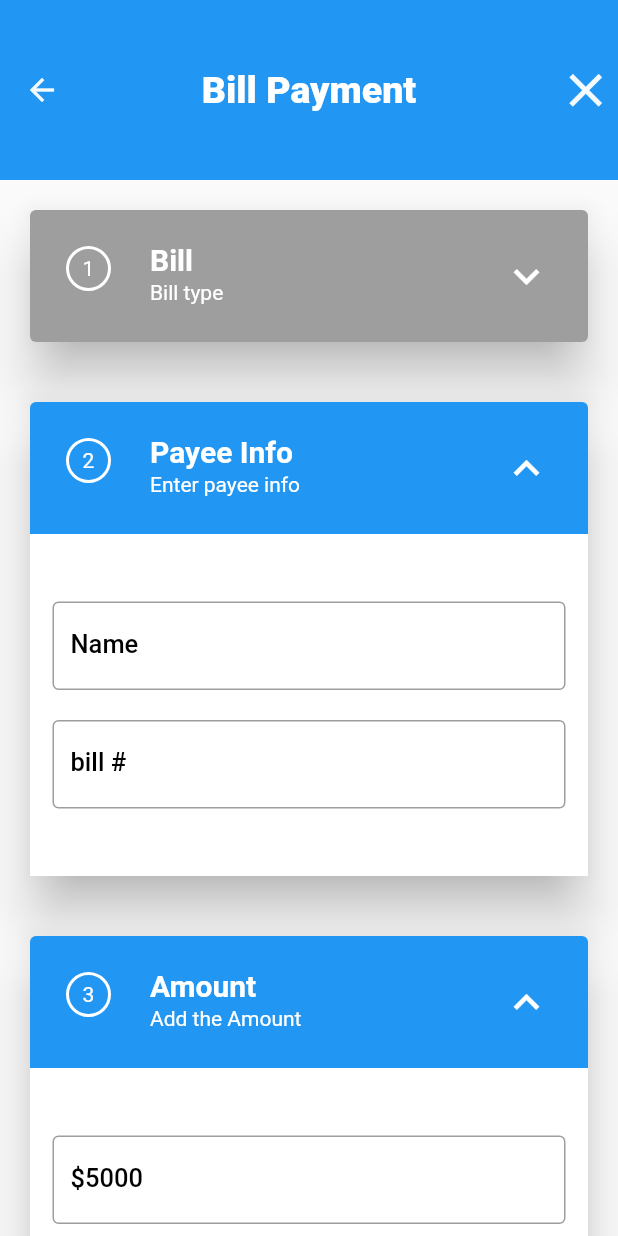
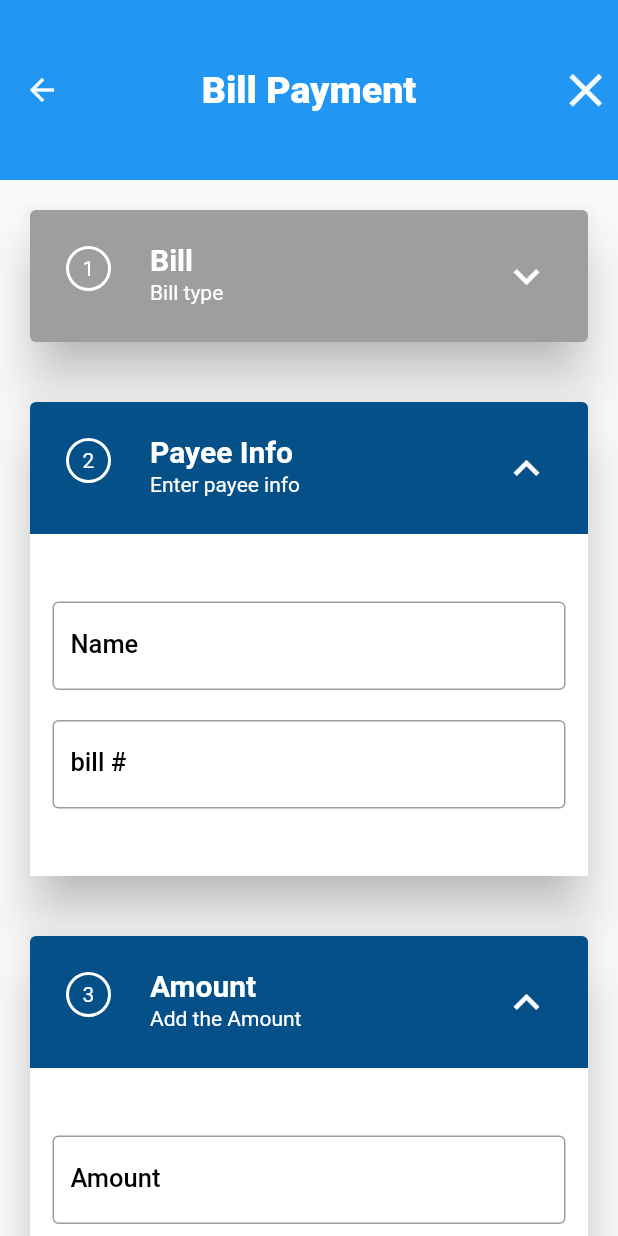
Before and after one commit to The-Azure-Coder/ncb_clone_v1, a Flutter app: the BillPayment screen opened directly, after a tap on an icon or button, on a phone screen of 412 x 824 dp. Run offline on Flutter 3.47's test engine with Material 2 defaults, Android fonts, the phone set to English and light mode, and no system bars; our stand-ins replace flutter_secure_storage; missing offline and left inert: dropdown_plus; accounts and stored records are empty.

Commit message:
Do not merge this

```diff
--- a/lib/models/transaction.dart
+++ b/lib/models/transaction.dart
@@ -1,8 +1,8 @@
 class Transaction {
-  final String id;
+  String? id;
   final String accId;
-  final int openingBalance;
-  final String closingBalance;
+  int? openingBalance;
+  String? closingBalance;
   final String type;
   final String amount;
   final String description;
@@ -15,6 +15,8 @@ class Transaction {
       required this.type,
       required this.amount,
       required this.description});
+
+  Transaction.withoutBalances({required this.accId, required this.amount, required this.type,required this.description});
 
   factory Transaction.fromJson(Map<String, dynamic> json) {
     return Transaction(
--- a/lib/screens/bill_payment.dart
+++ b/lib/screens/bill_payment.dart
@@ -1,4 +1,7 @@
+import 'package:dropdown_plus/dropdown_plus.dart';
 import 'package:flutter/material.dart';
+import 'package:ncb_frontend_v1/models/transaction.dart';
+import 'package:ncb_frontend_v1/services/network_handler.dart';
 import 'package:ncb_frontend_v1/utilities/bill_payment_util.dart';
 
 class BillPayment extends StatefulWidget {
@@ -9,12 +12,37 @@ class BillPayment extends StatefulWidget {
 }
 
 class _BillPayment extends State<BillPayment> {
+  Map<String, String> data = {};
+  GlobalKey<FormState> Bill_formkey = GlobalKey();
+  List<String> Bill_types = ['Insurance', 'Internet', 'Cable', 'Electricity'];
+
+  final _accId = TextEditingController();
+  final _type = '634d7b782e3978582611904a';
+  final _amount = TextEditingController();
+  final _description = 'Bill Payment to';
+  final _payee = TextEditingController();
+  final _billNumber = TextEditingController();
+  final _billType = DropdownEditingController<String>();
+
+
+  void postBillPayment() async {
+    try {
+      final response = await NetworkHandler.post('/transaction', Transaction.withoutBalances(accId: _accId.text, amount: _amount.text, type: _type, description: '${_description} ${_type}'));
+      print(response);
+    } catch (e) {
+      print(e);
+    }
+  }
+
+
   @override
   Widget build(BuildContext context) {
     return Scaffold(
-      appBar:TextIconBar(title: 'Bill Payment', preferredSize: Size.fromHeight(120.0)),
+      appBar: TextIconBar(
+          title: 'Bill Payment', preferredSize: Size.fromHeight(120.0)),
       body: ListView(children: [
         Form(
+          key: Bill_formkey,
           child: Column(
             children: [
               IconDropDown(
@@ -36,15 +64,35 @@ class _BillPayment extends State<BillPayment> {
                         width: 20,
                         height: 20,
                       ),
-                      TextFormField(
+                      // DropdownButtonFormField(
+                      //   value: data['Type'],
+                      //   items: Bill_types.map(
+                      //       (e) => DropdownMenuItem(child: Text(e))).toList(),
+                      //   // validator: (value) {
+                      //   //   if
+                      //   // },
+                      //   decoration: InputDecoration(
+                      //     border: OutlineInputBorder(),
+                      //     prefixText: '',
+                      //     labelText: "Type of bill",
+                      //     labelStyle: TextStyle(
+                      //         fontSize: 17.0,
+                      //         color: Colors.black,
+                      //         fontWeight: FontWeight.w500),
+                      //   ),
+                      //   onChanged: (value) {
+                      //     data ['Type'] = value;
+                      //   },
+                      // ),
+                      TextDropdownFormField(
+                        controller: _billType,
+                        options: ['Insurance', 'Internet', 'Cable', 'Electricity'],
+
                         decoration: InputDecoration(
                             border: OutlineInputBorder(),
-                            prefixText: '',
-                            labelText: "Type of bill",
-                            labelStyle: TextStyle(
-                                fontSize: 17.0,
-                                color: Colors.black,
-                                fontWeight: FontWeight.w500)),
+                            suffixIcon: Icon(Icons.arrow_drop_down),
+                            labelText: "Bill Types"),
+                        dropdownHeight: 120,
                       ),
                     ],
                   )),
@@ -55,6 +103,10 @@ class _BillPayment extends State<BillPayment> {
                   child: Column(
                     children: [
                       TextFormField(
+                        controller: _payee,
+                        onSaved: (value) {
+                          data['name'] = value ?? '';
+                        },
                         decoration: InputDecoration(
                             border: OutlineInputBorder(),
                             labelText: "Name",
@@ -68,6 +120,19 @@ class _BillPayment extends State<BillPayment> {
                         height: 20,
                       ),
                       TextFormField(
+                        controller: _billNumber,
+                        onSaved: (value) {
+                          data['name'] = value ?? '';
+                        },
+                        validator: (value) {
+                          if (value == null) {
+                            return "Please enter a Bill Number";
+                          } else if (!RegExp(r'/^[\d]{12}$/gm')
+                              .hasMatch(value)) {
+                            return 'Bill Number must be all digits';
+                          } else
+                            return null;
+                        },
                         decoration: InputDecoration(
                             border: OutlineInputBorder(),
                             // prefixText: '(876) ',
@@ -84,10 +149,22 @@ class _BillPayment extends State<BillPayment> {
                 title: 'Amount',
                 subtitle: 'Add the Amount',
                 child: TextFormField(
+                  controller: _amount,
+                  onSaved: (value) {
+                    data['name'] = value ?? '';
+                  },
+                  validator: (value) {
+                    if (value == null) {
+                      return "Please enter the Bill Amount";
+                    } else if (!RegExp(r'/^$[\d]+$/gm').hasMatch(value)) {
+                      return 'Bill must be all digits and have a  dollar sign infront';
+                    } else
+                      return null;
+                  },
                   decoration: InputDecoration(
                       border: OutlineInputBorder(),
                       prefixText: 'JMD ',
-                      labelText: "\$5000",
+                      labelText: "Amount",
                       labelStyle: TextStyle(
                           fontSize: 17.0,
                           color: Colors.black,
@@ -100,9 +177,37 @@ class _BillPayment extends State<BillPayment> {
         Center(
           child: ElevatedButton(
             style: ButtonStyle(
-                backgroundColor: MaterialStateProperty.all(Colors.amber), padding: MaterialStatePropertyAll(EdgeInsets.only(left: 30, right: 30))),
-            onPressed: () {},
-            child: Text('Make Payment', style: TextStyle(fontSize: 20, color: Colors.black),),
+                backgroundColor: MaterialStateProperty.all(Colors.amber),
+                padding: MaterialStatePropertyAll(
+                    EdgeInsets.only(left: 30, right: 30))),
+            // onPressed: () {
+            //   if (Bill_formkey.currentState!.validate()) {
+            //     Bill_formkey.currentState!.save();
+            //     postBillPayment();
+            //     // try {
+            //     //   NetworkHandler.post('/transactions', data);
+            //     //   print(data);
+            //     // } catch (e) {
+            //     //   print(e);
+            //     // }
+            //   }
+            // },
+            onPressed: () {
+          showDialog(
+            context: context,
+            builder: (context) {
+              return AlertDialog(
+                // Retrieve the text the that user has entered by using the
+                // TextEditingController.
+                content: Text('${_accId} ${_billType.value} ${_amount.text} ${_description} ${_type}'),
+              );
+            },
+          );
+        },
+            child: Text(
+              'Make Payment',
+              style: TextStyle(fontSize: 20, color: Colors.black),
+            ),
           ),
         )
       ]),
--- a/lib/utilities/bill_payment_util.dart
+++ b/lib/utilities/bill_payment_util.dart
@@ -61,7 +61,7 @@ class _IconDropDownState extends State<IconDropDown> {
     return Card(
       elevation: 15,
       margin: EdgeInsets.all(20),
-      color: _open ? Colors.blue : Colors.grey,
+      color: _open ? Color.fromARGB(255, 6, 80, 137) : Colors.grey,
       shadowColor: Colors.black,
       child: Column(children: [
         TextButton(
--- a/pubspec.yaml
+++ b/pubspec.yaml
@@ -38,6 +38,7 @@ dependencies:
   cupertino_icons: ^1.0.2
   flutter_secure_storage: ^6.0.0
   readmore: ^2.1.0
+  dropdown_plus: ^0.0.9
 
 dev_dependencies:
   flutter_test:
```
Also changed, not shown: lib/models/bill_payment.dart (added, +24 -0 lines), pubspec.lock.
